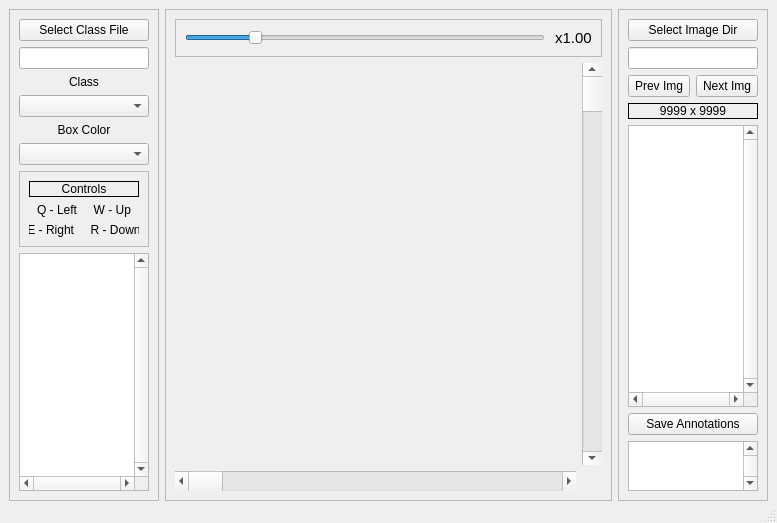
Tony904/NardeLbl, file NardeLbl_designer.ui: the form before one commit.
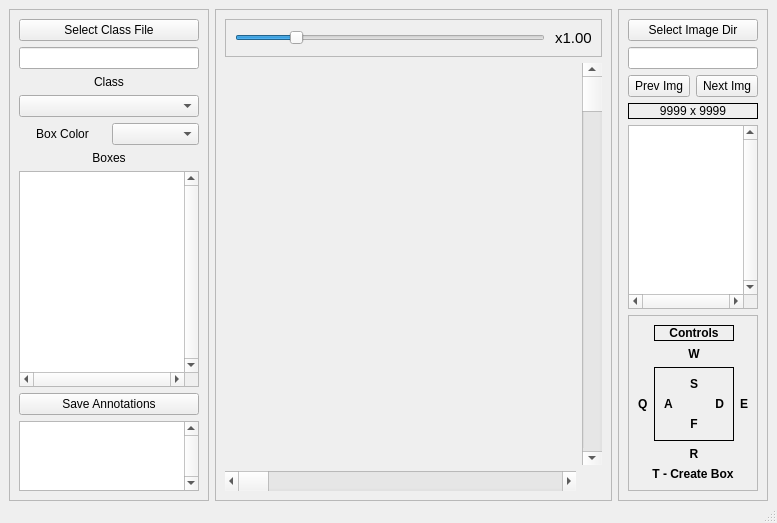
The form after the commit. Icons and pictures are not drawn.

The edit to the form file:
```diff
--- a/NardeLbl_designer.ui
+++ b/NardeLbl_designer.ui
@@ -28,7 +28,7 @@
       </property>
       <property name="maximumSize">
        <size>
-        <width>150</width>
+        <width>200</width>
         <height>16777215</height>
        </size>
       </property>
@@ -38,37 +38,11 @@
       <property name="frameShadow">
        <enum>QFrame::Plain</enum>
       </property>
-      <layout class="QVBoxLayout" name="verticalLayout_2">
-       <item>
-        <widget class="QPushButton" name="btn_select_class_file">
-         <property name="text">
-          <string>Select Class File</string>
-         </property>
-        </widget>
+      <layout class="QGridLayout" name="gridLayout_5">
+       <item row="5" column="1">
+        <widget class="QComboBox" name="cbox_box_color"/>
        </item>
-       <item>
-        <widget class="QLineEdit" name="ledit_class_file"/>
-       </item>
-       <item>
-        <widget class="QLabel" name="_lbl_class">
-         <property name="sizePolicy">
-          <sizepolicy hsizetype="Preferred" vsizetype="Maximum">
-           <horstretch>0</horstretch>
-           <verstretch>0</verstretch>
-          </sizepolicy>
-         </property>
-         <property name="text">
-          <string>Class</string>
-         </property>
-         <property name="alignment">
-          <set>Qt::AlignCenter</set>
-         </property>
-        </widget>
-       </item>
-       <item>
-        <widget class="QComboBox" name="cbox_class"/>
-       </item>
-       <item>
+       <item row="5" column="0">
         <widget class="QLabel" name="_lbl_box_color">
          <property name="sizePolicy">
           <sizepolicy hsizetype="Preferred" vsizetype="Maximum">
@@ -84,61 +58,36 @@
          </property>
         </widget>
        </item>
-       <item>
-        <widget class="QComboBox" name="cbox_box_color"/>
+       <item row="3" column="0" colspan="2">
+        <widget class="QComboBox" name="cbox_class"/>
        </item>
-       <item>
-        <widget class="QFrame" name="frme_controls">
-         <property name="frameShape">
-          <enum>QFrame::StyledPanel</enum>
+       <item row="2" column="0" colspan="2">
+        <widget class="QLabel" name="_lbl_class">
+         <property name="sizePolicy">
+          <sizepolicy hsizetype="Preferred" vsizetype="Maximum">
+           <horstretch>0</horstretch>
+           <verstretch>0</verstretch>
+          </sizepolicy>
          </property>
-         <property name="frameShadow">
-          <enum>QFrame::Plain</enum>
+         <property name="text">
+          <string>Class</string>
          </property>
-         <layout class="QVBoxLayout" name="verticalLayout_3">
-          <item>
-           <widget class="QLabel" name="_lbl_controls">
-            <property name="sizePolicy">
-             <sizepolicy hsizetype="Preferred" vsizetype="Maximum">
-              <horstretch>0</horstretch>
-              <verstretch>0</verstretch>
-             </sizepolicy>
-            </property>
-            <property name="frameShape">
-             <enum>QFrame::Box</enum>
-            </property>
-            <property name="text">
-             <string>Controls</string>
-            </property>
-            <property name="alignment">
-             <set>Qt::AlignCenter</set>
-            </property>
-           </widget>
-          </item>
-          <item>
-           <widget class="QLabel" name="_lbl_controls1">
-            <property name="text">
-             <string>Q - Left     W - Up</string>
-            </property>
-            <property name="alignment">
-             <set>Qt::AlignCenter</set>
-            </property>
-           </widget>
-          </item>
-          <item>
-           <widget class="QLabel" name="_lbl_controls2">
-            <property name="text">
-             <string>E - Right     R - Down</string>
-            </property>
-            <property name="alignment">
-             <set>Qt::AlignCenter</set>
-            </property>
-           </widget>
-          </item>
-         </layout>
+         <property name="alignment">
+          <set>Qt::AlignCenter</set>
+         </property>
         </widget>
        </item>
-       <item>
+       <item row="1" column="0" colspan="2">
+        <widget class="QLineEdit" name="ledit_class_file"/>
+       </item>
+       <item row="0" column="0" colspan="2">
+        <widget class="QPushButton" name="btn_select_class_file">
+         <property name="text">
+          <string>Select Class File</string>
+         </property>
+        </widget>
+       </item>
+       <item row="7" column="0" colspan="2">
         <widget class="QListWidget" name="lstw_bboxes">
          <property name="verticalScrollBarPolicy">
           <enum>Qt::ScrollBarAlwaysOn</enum>
@@ -148,6 +97,36 @@
          </property>
         </widget>
        </item>
+       <item row="8" column="0" colspan="2">
+        <widget class="QPushButton" name="btn_save">
+         <property name="text">
+          <string>Save Annotations</string>
+         </property>
+        </widget>
+       </item>
+       <item row="9" column="0" colspan="2">
+        <widget class="QPlainTextEdit" name="ptxt_console">
+         <property name="maximumSize">
+          <size>
+           <width>16777215</width>
+           <height>70</height>
+          </size>
+         </property>
+         <property name="verticalScrollBarPolicy">
+          <enum>Qt::ScrollBarAlwaysOn</enum>
+         </property>
+        </widget>
+       </item>
+       <item row="6" column="0" colspan="2">
+        <widget class="QLabel" name="_lbl_boxes">
+         <property name="text">
+          <string>Boxes</string>
+         </property>
+         <property name="alignment">
+          <set>Qt::AlignCenter</set>
+         </property>
+        </widget>
+       </item>
       </layout>
      </widget>
     </item>
@@ -227,6 +206,9 @@
          <property name="focusPolicy">
           <enum>Qt::StrongFocus</enum>
          </property>
+         <property name="frameShape">
+          <enum>QFrame::NoFrame</enum>
+         </property>
          <property name="text">
           <string/>
          </property>
@@ -311,20 +293,6 @@
        <enum>QFrame::Plain</enum>
       </property>
       <layout class="QGridLayout" name="gridLayout_2">
-       <item row="5" column="0" colspan="2">
-        <widget class="QPushButton" name="btn_save">
-         <property name="text">
-          <string>Save Annotations</string>
-         </property>
-        </widget>
-       </item>
-       <item row="2" column="0">
-        <widget class="QPushButton" name="btn_prev_file">
-         <property name="text">
-          <string>Prev Img</string>
-         </property>
-        </widget>
-       </item>
        <item row="3" column="0" colspan="2">
         <widget class="QLabel" name="lbl_resolution">
          <property name="sizePolicy">
@@ -344,23 +312,6 @@
          </property>
         </widget>
        </item>
-       <item row="0" column="0" colspan="2">
-        <widget class="QPushButton" name="btn_select_image_dir">
-         <property name="text">
-          <string>Select Image Dir</string>
-         </property>
-        </widget>
-       </item>
-       <item row="4" column="0" colspan="2">
-        <widget class="QListWidget" name="lstw_files">
-         <property name="verticalScrollBarPolicy">
-          <enum>Qt::ScrollBarAlwaysOn</enum>
-         </property>
-         <property name="horizontalScrollBarPolicy">
-          <enum>Qt::ScrollBarAlwaysOn</enum>
-         </property>
-        </widget>
-       </item>
        <item row="1" column="0" colspan="2">
         <widget class="QLineEdit" name="ledit_image_dir">
          <property name="readOnly">
@@ -368,6 +319,20 @@
          </property>
         </widget>
        </item>
+       <item row="2" column="0">
+        <widget class="QPushButton" name="btn_prev_file">
+         <property name="text">
+          <string>Prev Img</string>
+         </property>
+        </widget>
+       </item>
+       <item row="0" column="0" colspan="2">
+        <widget class="QPushButton" name="btn_select_image_dir">
+         <property name="text">
+          <string>Select Image Dir</string>
+         </property>
+        </widget>
+       </item>
        <item row="2" column="1">
         <widget class="QPushButton" name="btn_next_file">
          <property name="text">
@@ -375,17 +340,191 @@
          </property>
         </widget>
        </item>
-       <item row="6" column="0" colspan="2">
-        <widget class="QPlainTextEdit" name="ptxt_console">
-         <property name="maximumSize">
-          <size>
-           <width>16777215</width>
-           <height>50</height>
-          </size>
-         </property>
+       <item row="4" column="0" colspan="2">
+        <widget class="QListWidget" name="lstw_files">
          <property name="verticalScrollBarPolicy">
           <enum>Qt::ScrollBarAlwaysOn</enum>
          </property>
+         <property name="horizontalScrollBarPolicy">
+          <enum>Qt::ScrollBarAlwaysOn</enum>
+         </property>
+        </widget>
+       </item>
+       <item row="5" column="0" colspan="2">
+        <widget class="QFrame" name="frme_controls">
+         <property name="sizePolicy">
+          <sizepolicy hsizetype="Minimum" vsizetype="Maximum">
+           <horstretch>0</horstretch>
+           <verstretch>0</verstretch>
+          </sizepolicy>
+         </property>
+         <property name="font">
+          <font>
+           <bold>true</bold>
+          </font>
+         </property>
+         <property name="frameShape">
+          <enum>QFrame::StyledPanel</enum>
+         </property>
+         <property name="frameShadow">
+          <enum>QFrame::Plain</enum>
+         </property>
+         <layout class="QGridLayout" name="gridLayout_3">
+          <item row="0" column="1">
+           <widget class="QLabel" name="_lbl_controls">
+            <property name="sizePolicy">
+             <sizepolicy hsizetype="Preferred" vsizetype="Maximum">
+              <horstretch>0</horstretch>
+              <verstretch>0</verstretch>
+             </sizepolicy>
+            </property>
+            <property name="frameShape">
+             <enum>QFrame::Box</enum>
+            </property>
+            <property name="text">
+             <string>Controls</string>
+            </property>
+            <property name="alignment">
+             <set>Qt::AlignCenter</set>
+            </property>
+           </widget>
+          </item>
+          <item row="1" column="1">
+           <widget class="QLabel" name="label">
+            <property name="font">
+             <font>
+              <bold>true</bold>
+             </font>
+            </property>
+            <property name="text">
+             <string>W</string>
+            </property>
+            <property name="alignment">
+             <set>Qt::AlignCenter</set>
+            </property>
+           </widget>
+          </item>
+          <item row="3" column="1">
+           <widget class="QLabel" name="label_4">
+            <property name="text">
+             <string>R</string>
+            </property>
+            <property name="alignment">
+             <set>Qt::AlignCenter</set>
+            </property>
+           </widget>
+          </item>
+          <item row="2" column="1">
+           <widget class="QFrame" name="frame">
+            <property name="sizePolicy">
+             <sizepolicy hsizetype="Expanding" vsizetype="Expanding">
+              <horstretch>0</horstretch>
+              <verstretch>0</verstretch>
+             </sizepolicy>
+            </property>
+            <property name="frameShape">
+             <enum>QFrame::Box</enum>
+            </property>
+            <property name="frameShadow">
+             <enum>QFrame::Plain</enum>
+            </property>
+            <layout class="QGridLayout" name="gridLayout_4">
+             <item row="1" column="0">
+              <widget class="QLabel" name="label_5">
+               <property name="sizePolicy">
+                <sizepolicy hsizetype="Maximum" vsizetype="Maximum">
+                 <horstretch>0</horstretch>
+                 <verstretch>0</verstretch>
+                </sizepolicy>
+               </property>
+               <property name="font">
+                <font>
+                 <bold>true</bold>
+                </font>
+               </property>
+               <property name="text">
+                <string>A</string>
+               </property>
+              </widget>
+             </item>
+             <item row="1" column="1">
+              <widget class="QLabel" name="label_6">
+               <property name="font">
+                <font>
+                 <bold>true</bold>
+                </font>
+               </property>
+               <property name="text">
+                <string>D</string>
+               </property>
+               <property name="alignment">
+                <set>Qt::AlignRight|Qt::AlignTrailing|Qt::AlignVCenter</set>
+               </property>
+              </widget>
+             </item>
+             <item row="0" column="0" colspan="2">
+              <widget class="QLabel" name="label_7">
+               <property name="font">
+                <font>
+                 <bold>true</bold>
+                </font>
+               </property>
+               <property name="text">
+                <string>S</string>
+               </property>
+               <property name="alignment">
+                <set>Qt::AlignCenter</set>
+               </property>
+              </widget>
+             </item>
+             <item row="2" column="0" colspan="2">
+              <widget class="QLabel" name="label_8">
+               <property name="font">
+                <font>
+                 <bold>true</bold>
+                </font>
+               </property>
+               <property name="text">
+                <string>F</string>
+               </property>
+               <property name="alignment">
+                <set>Qt::AlignCenter</set>
+               </property>
+              </widget>
+             </item>
+            </layout>
+           </widget>
+          </item>
+          <item row="2" column="0">
+           <widget class="QLabel" name="label_2">
+            <property name="font">
+             <font>
+              <bold>true</bold>
+             </font>
+            </property>
+            <property name="text">
+             <string>Q</string>
+            </property>
+           </widget>
+          </item>
+          <item row="2" column="2">
+           <widget class="QLabel" name="label_3">
+            <property name="text">
+             <string>E</string>
+            </property>
+           </widget>
+          </item>
+          <item row="4" column="0" colspan="3">
+           <widget class="QLabel" name="_lbl_create_box_key">
+            <property name="text">
+             <string>T - Create Box</string>
+            </property>
+            <property name="alignment">
+             <set>Qt::AlignCenter</set>
+            </property>
+           </widget>
+          </item>
+         </layout>
         </widget>
        </item>
       </layout>
```
